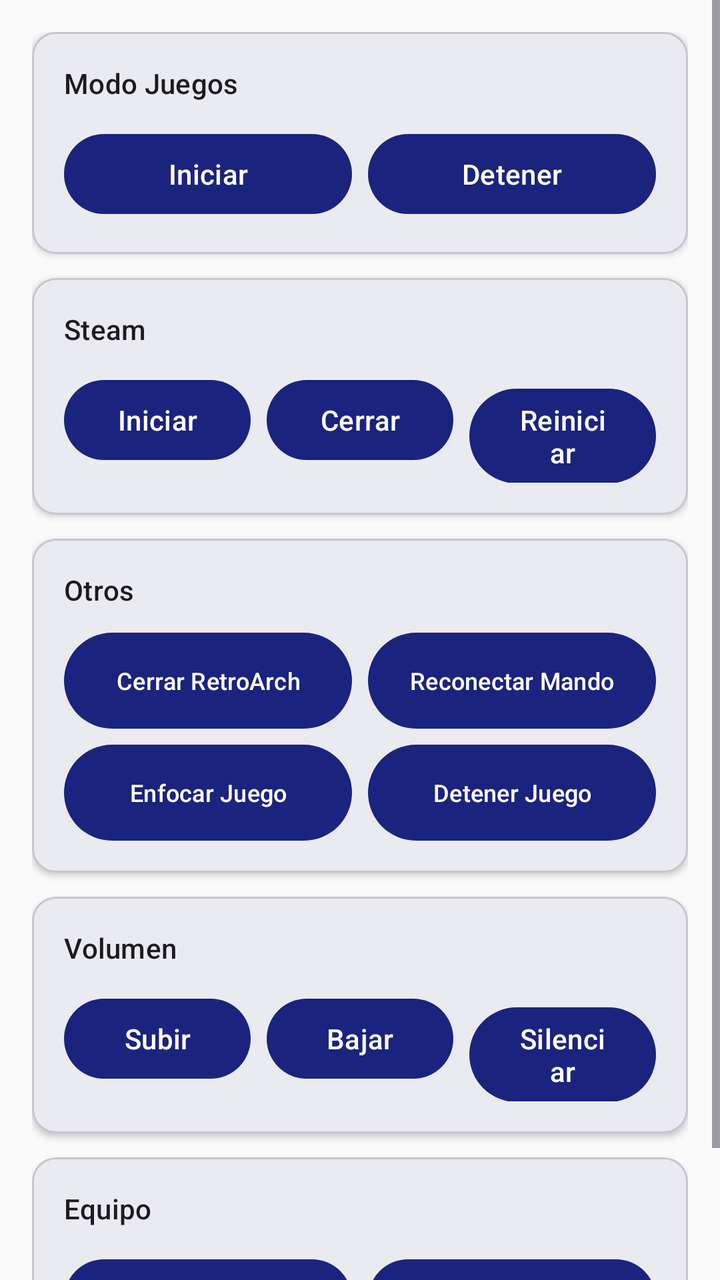
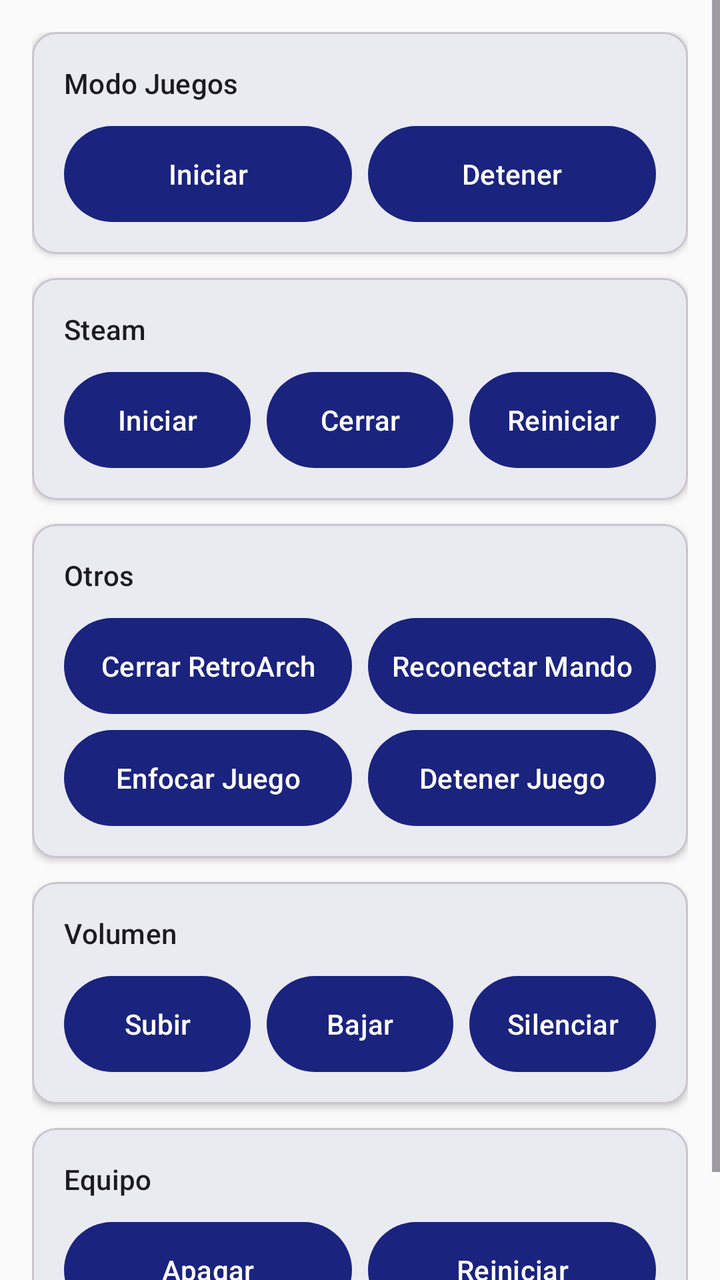

An Android layout rendered at two revisions. The XML below is the earlier revision; the diff shows what the commit changed to produce the second picture.
<!-- AndroidManifest.xml: application theme Theme.GameController -->
<!-- res/layout/fragment_home.xml -->
<?xml version="1.0" encoding="utf-8"?>
<ScrollView
    xmlns:android="http://schemas.android.com/apk/res/android"
    xmlns:app="http://schemas.android.com/apk/res-auto"
    android:layout_width="match_parent"
    android:layout_height="match_parent">

    <LinearLayout
        android:layout_width="match_parent"
        android:layout_height="wrap_content"
        android:orientation="vertical"
        android:padding="16dp">

        
        <com.google.android.material.card.MaterialCardView
            android:layout_width="match_parent"
            android:layout_height="wrap_content"
            android:layout_marginBottom="12dp"
            app:cardCornerRadius="12dp"
            app:cardElevation="2dp">

            <LinearLayout
                android:layout_width="match_parent"
                android:layout_height="wrap_content"
                android:orientation="vertical"
                android:padding="16dp">

                <TextView
                    android:layout_width="wrap_content"
                    android:layout_height="wrap_content"
                    android:layout_marginBottom="12dp"
                    android:text="@string/grupo_juegos"
                    android:textAppearance="?attr/textAppearanceLabelLarge" />

                <LinearLayout
                    android:layout_width="match_parent"
                    android:layout_height="wrap_content"
                    android:orientation="horizontal">

                    <com.google.android.material.button.MaterialButton
                        android:id="@+id/btn_iniciar_modo_juegos"
                        android:layout_width="0dp"
                        android:layout_height="wrap_content"
                        android:layout_marginEnd="4dp"
                        android:layout_weight="1"
                        android:text="@string/accion_iniciar_modo_juegos" />

                    <com.google.android.material.button.MaterialButton
                        android:id="@+id/btn_detener_modo_juegos"
                        android:layout_width="0dp"
                        android:layout_height="wrap_content"
                        android:layout_marginStart="4dp"
                        android:layout_weight="1"
                        android:text="@string/accion_detener_modo_juegos" />

                </LinearLayout>
            </LinearLayout>
        </com.google.android.material.card.MaterialCardView>

        
        <com.google.android.material.card.MaterialCardView
            android:layout_width="match_parent"
            android:layout_height="wrap_content"
            android:layout_marginBottom="12dp"
            app:cardCornerRadius="12dp"
            app:cardElevation="2dp">

            <LinearLayout
                android:layout_width="match_parent"
                android:layout_height="wrap_content"
                android:orientation="vertical"
                android:padding="16dp">

                <TextView
                    android:layout_width="wrap_content"
                    android:layout_height="wrap_content"
                    android:layout_marginBottom="12dp"
                    android:text="@string/grupo_steam"
                    android:textAppearance="?attr/textAppearanceLabelLarge" />

                <LinearLayout
                    android:layout_width="match_parent"
                    android:layout_height="wrap_content"
                    android:orientation="horizontal">

                    <com.google.android.material.button.MaterialButton
                        android:id="@+id/btn_iniciar_steam"
                        android:layout_width="0dp"
                        android:layout_height="wrap_content"
                        android:layout_marginEnd="4dp"
                        android:layout_weight="1"
                        android:text="@string/accion_iniciar_steam" />

                    <com.google.android.material.button.MaterialButton
                        android:id="@+id/btn_cerrar_steam"
                        android:layout_width="0dp"
                        android:layout_height="wrap_content"
                        android:layout_marginStart="4dp"
                        android:layout_marginEnd="4dp"
                        android:layout_weight="1"
                        android:text="@string/accion_cerrar_steam" />

                    <com.google.android.material.button.MaterialButton
                        android:id="@+id/btn_reiniciar_steam"
                        android:layout_width="0dp"
                        android:layout_height="wrap_content"
                        android:layout_marginStart="4dp"
                        android:layout_weight="1"
                        android:text="@string/accion_reiniciar_steam" />

                </LinearLayout>
            </LinearLayout>
        </com.google.android.material.card.MaterialCardView>

        
        <com.google.android.material.card.MaterialCardView
            android:layout_width="match_parent"
            android:layout_height="wrap_content"
            android:layout_marginBottom="12dp"
            app:cardCornerRadius="12dp"
            app:cardElevation="2dp">

            <LinearLayout
                android:layout_width="match_parent"
                android:layout_height="wrap_content"
                android:orientation="vertical"
                android:padding="16dp">

                <TextView
                    android:layout_width="wrap_content"
                    android:layout_height="wrap_content"
                    android:layout_marginBottom="12dp"
                    android:text="@string/grupo_otros"
                    android:textAppearance="?attr/textAppearanceLabelLarge" />

                <GridLayout
                    android:layout_width="match_parent"
                    android:layout_height="wrap_content"
                    android:columnCount="2">

                    <com.google.android.material.button.MaterialButton
                        android:id="@+id/btn_cerrar_retroarch"
                        android:layout_width="0dp"
                        android:layout_height="48dp"
                        android:layout_columnWeight="1"
                        android:layout_gravity="fill_horizontal"
                        android:layout_marginEnd="4dp"
                        android:layout_marginBottom="8dp"
                        android:insetTop="0dp"
                        android:insetBottom="0dp"
                        android:paddingStart="4dp"
                        android:paddingEnd="4dp"
                        android:maxLines="1"
                        android:ellipsize="end"
                        android:textSize="12sp"
                        android:text="@string/accion_cerrar_retroarch" />

                    <com.google.android.material.button.MaterialButton
                        android:id="@+id/btn_reconectar_mando"
                        android:layout_width="0dp"
                        android:layout_height="48dp"
                        android:layout_columnWeight="1"
                        android:layout_gravity="fill_horizontal"
                        android:layout_marginStart="4dp"
                        android:layout_marginBottom="8dp"
                        android:insetTop="0dp"
                        android:insetBottom="0dp"
                        android:paddingStart="4dp"
                        android:paddingEnd="4dp"
                        android:maxLines="1"
                        android:ellipsize="end"
                        android:textSize="12sp"
                        android:text="@string/accion_reconectar_mando" />

                    <com.google.android.material.button.MaterialButton
                        android:id="@+id/btn_enfocar_juego"
                        android:layout_width="0dp"
                        android:layout_height="48dp"
                        android:layout_columnWeight="1"
                        android:layout_gravity="fill_horizontal"
                        android:layout_marginEnd="4dp"
                        android:insetTop="0dp"
                        android:insetBottom="0dp"
                        android:paddingStart="4dp"
                        android:paddingEnd="4dp"
                        android:maxLines="1"
                        android:ellipsize="end"
                        android:textSize="12sp"
                        android:text="@string/accion_enfocar_juego" />

                    <com.google.android.material.button.MaterialButton
                        android:id="@+id/btn_detener_juego"
                        android:layout_width="0dp"
                        android:layout_height="48dp"
                        android:layout_columnWeight="1"
                        android:layout_gravity="fill_horizontal"
                        android:layout_marginStart="4dp"
                        android:insetTop="0dp"
                        android:insetBottom="0dp"
                        android:paddingStart="4dp"
                        android:paddingEnd="4dp"
                        android:maxLines="1"
                        android:ellipsize="end"
                        android:textSize="12sp"
                        android:text="@string/accion_detener_juego" />

                </GridLayout>
            </LinearLayout>
        </com.google.android.material.card.MaterialCardView>

        
        <com.google.android.material.card.MaterialCardView
            android:layout_width="match_parent"
            android:layout_height="wrap_content"
            android:layout_marginBottom="12dp"
            app:cardCornerRadius="12dp"
            app:cardElevation="2dp">

            <LinearLayout
                android:layout_width="match_parent"
                android:layout_height="wrap_content"
                android:orientation="vertical"
                android:padding="16dp">

                <TextView
                    android:layout_width="wrap_content"
                    android:layout_height="wrap_content"
                    android:layout_marginBottom="12dp"
                    android:text="@string/grupo_volumen"
                    android:textAppearance="?attr/textAppearanceLabelLarge" />

                <LinearLayout
                    android:layout_width="match_parent"
                    android:layout_height="wrap_content"
                    android:orientation="horizontal">

                    <com.google.android.material.button.MaterialButton
                        android:id="@+id/btn_subir_volumen"
                        android:layout_width="0dp"
                        android:layout_height="wrap_content"
                        android:layout_marginEnd="4dp"
                        android:layout_weight="1"
                        android:text="@string/accion_subir_volumen" />

                    <com.google.android.material.button.MaterialButton
                        android:id="@+id/btn_bajar_volumen"
                        android:layout_width="0dp"
                        android:layout_height="wrap_content"
                        android:layout_marginStart="4dp"
                        android:layout_marginEnd="4dp"
                        android:layout_weight="1"
                        android:text="@string/accion_bajar_volumen" />

                    <com.google.android.material.button.MaterialButton
                        android:id="@+id/btn_silenciar"
                        android:layout_width="0dp"
                        android:layout_height="wrap_content"
                        android:layout_marginStart="4dp"
                        android:layout_weight="1"
                        android:text="@string/accion_silenciar" />

                </LinearLayout>
            </LinearLayout>
        </com.google.android.material.card.MaterialCardView>

        
        <com.google.android.material.card.MaterialCardView
            android:layout_width="match_parent"
            android:layout_height="wrap_content"
            android:layout_marginBottom="8dp"
            app:cardCornerRadius="12dp"
            app:cardElevation="2dp">

            <LinearLayout
                android:layout_width="match_parent"
                android:layout_height="wrap_content"
                android:orientation="vertical"
                android:padding="16dp">

                <TextView
                    android:layout_width="wrap_content"
                    android:layout_height="wrap_content"
                    android:layout_marginBottom="12dp"
                    android:text="@string/grupo_equipo"
                    android:textAppearance="?attr/textAppearanceLabelLarge" />

                <LinearLayout
                    android:layout_width="match_parent"
                    android:layout_height="wrap_content"
                    android:orientation="horizontal">

                    <com.google.android.material.button.MaterialButton
                        android:id="@+id/btn_apagar"
                        android:layout_width="0dp"
                        android:layout_height="wrap_content"
                        android:layout_marginEnd="4dp"
                        android:layout_weight="1"
                        android:text="@string/accion_apagar" />

                    <com.google.android.material.button.MaterialButton
                        android:id="@+id/btn_reiniciar_equipo"
                        android:layout_width="0dp"
                        android:layout_height="wrap_content"
                        android:layout_marginStart="4dp"
                        android:layout_weight="1"
                        android:text="@string/accion_reiniciar_equipo" />

                </LinearLayout>
            </LinearLayout>
        </com.google.android.material.card.MaterialCardView>

    </LinearLayout>
</ScrollView>
<!-- resources referenced by this layout -->
<resources>
  <string name="accion_apagar">Apagar</string>
  <string name="accion_bajar_volumen">Bajar</string>
  <string name="accion_cerrar_retroarch">Cerrar RetroArch</string>
  <string name="accion_cerrar_steam">Cerrar</string>
  <string name="accion_detener_juego">Detener Juego</string>
  <string name="accion_detener_modo_juegos">Detener</string>
  <string name="accion_enfocar_juego">Enfocar Juego</string>
  <string name="accion_iniciar_modo_juegos">Iniciar</string>
  <string name="accion_iniciar_steam">Iniciar</string>
  <string name="accion_reconectar_mando">Reconectar Mando</string>
  <string name="accion_reiniciar_equipo">Reiniciar</string>
  <string name="accion_reiniciar_steam">Reiniciar</string>
  <string name="accion_silenciar">Silenciar</string>
  <string name="accion_subir_volumen">Subir</string>
  <string name="grupo_equipo">Equipo</string>
  <string name="grupo_juegos">Modo Juegos</string>
  <string name="grupo_otros">Otros</string>
  <string name="grupo_steam">Steam</string>
  <string name="grupo_volumen">Volumen</string>
  <style name="Theme.GameController" parent="Theme.Material3.DayNight.NoActionBar">
          <item name="colorPrimary">@color/md_theme_primary</item>
          <item name="colorOnPrimary">@color/md_theme_on_primary</item>
          <item name="colorPrimaryContainer">@color/md_theme_primary_container</item>
          <item name="colorOnPrimaryContainer">@color/md_theme_on_primary_container</item>
          <item name="colorSecondary">@color/md_theme_secondary</item>
          <item name="colorOnSecondary">@color/md_theme_on_secondary</item>
          <item name="colorError">@color/md_theme_error</item>
          <item name="android:colorBackground">@color/md_theme_background</item>
          <item name="colorSurface">@color/md_theme_surface</item>
      </style>
  <color name="md_theme_primary">#1A237E</color>
  <color name="md_theme_on_primary">#FFFFFF</color>
  <color name="md_theme_primary_container">#C5CAE9</color>
  <color name="md_theme_on_primary_container">#1A237E</color>
  <color name="md_theme_secondary">#283593</color>
  <color name="md_theme_on_secondary">#FFFFFF</color>
  <color name="md_theme_error">#BA1A1A</color>
  <color name="md_theme_background">#FAFAFA</color>
  <color name="md_theme_surface">#FAFAFA</color>
</resources>

<!-- the commit's change to res/layout/fragment_home.xml (unified diff, before → after) -->
@@ -40,18 +40,18 @@
                     <com.google.android.material.button.MaterialButton
                         android:id="@+id/btn_iniciar_modo_juegos"
                         android:layout_width="0dp"
-                        android:layout_height="wrap_content"
-                        android:layout_marginEnd="4dp"
-                        android:layout_weight="1"
-                        android:text="@string/accion_iniciar_modo_juegos" />
+                        android:layout_marginEnd="4dp"
+                        android:layout_weight="1"
+                        android:text="@string/accion_iniciar_modo_juegos"
+                        style="@style/Widget.GameController.BotonAccion" />
 
                     <com.google.android.material.button.MaterialButton
                         android:id="@+id/btn_detener_modo_juegos"
                         android:layout_width="0dp"
-                        android:layout_height="wrap_content"
-                        android:layout_marginStart="4dp"
-                        android:layout_weight="1"
-                        android:text="@string/accion_detener_modo_juegos" />
+                        android:layout_marginStart="4dp"
+                        android:layout_weight="1"
+                        android:text="@string/accion_detener_modo_juegos"
+                        style="@style/Widget.GameController.BotonAccion" />
 
                 </LinearLayout>
             </LinearLayout>
@@ -86,27 +86,27 @@
                     <com.google.android.material.button.MaterialButton
                         android:id="@+id/btn_iniciar_steam"
                         android:layout_width="0dp"
-                        android:layout_height="wrap_content"
-                        android:layout_marginEnd="4dp"
-                        android:layout_weight="1"
-                        android:text="@string/accion_iniciar_steam" />
+                        android:layout_marginEnd="4dp"
+                        android:layout_weight="1"
+                        android:text="@string/accion_iniciar_steam"
+                        style="@style/Widget.GameController.BotonAccion" />
 
                     <com.google.android.material.button.MaterialButton
                         android:id="@+id/btn_cerrar_steam"
                         android:layout_width="0dp"
-                        android:layout_height="wrap_content"
-                        android:layout_marginStart="4dp"
-                        android:layout_marginEnd="4dp"
-                        android:layout_weight="1"
-                        android:text="@string/accion_cerrar_steam" />
+                        android:layout_marginStart="4dp"
+                        android:layout_marginEnd="4dp"
+                        android:layout_weight="1"
+                        android:text="@string/accion_cerrar_steam"
+                        style="@style/Widget.GameController.BotonAccion" />
 
                     <com.google.android.material.button.MaterialButton
                         android:id="@+id/btn_reiniciar_steam"
                         android:layout_width="0dp"
-                        android:layout_height="wrap_content"
-                        android:layout_marginStart="4dp"
-                        android:layout_weight="1"
-                        android:text="@string/accion_reiniciar_steam" />
+                        android:layout_marginStart="4dp"
+                        android:layout_weight="1"
+                        android:text="@string/accion_reiniciar_steam"
+                        style="@style/Widget.GameController.BotonAccion" />
 
                 </LinearLayout>
             </LinearLayout>
@@ -141,68 +141,40 @@
                     <com.google.android.material.button.MaterialButton
                         android:id="@+id/btn_cerrar_retroarch"
                         android:layout_width="0dp"
-                        android:layout_height="48dp"
                         android:layout_columnWeight="1"
                         android:layout_gravity="fill_horizontal"
                         android:layout_marginEnd="4dp"
                         android:layout_marginBottom="8dp"
-                        android:insetTop="0dp"
-                        android:insetBottom="0dp"
-                        android:paddingStart="4dp"
-                        android:paddingEnd="4dp"
-                        android:maxLines="1"
-                        android:ellipsize="end"
-                        android:textSize="12sp"
-                        android:text="@string/accion_cerrar_retroarch" />
+                        android:text="@string/accion_cerrar_retroarch"
+                        style="@style/Widget.GameController.BotonAccion" />
 
                     <com.google.android.material.button.MaterialButton
                         android:id="@+id/btn_reconectar_mando"
                         android:layout_width="0dp"
-                        android:layout_height="48dp"
                         android:layout_columnWeight="1"
                         android:layout_gravity="fill_horizontal"
                         android:layout_marginStart="4dp"
                         android:layout_marginBottom="8dp"
-                        android:insetTop="0dp"
-                        android:insetBottom="0dp"
-                        android:paddingStart="4dp"
-                        android:paddingEnd="4dp"
-                        android:maxLines="1"
-                        android:ellipsize="end"
-                        android:textSize="12sp"
-                        android:text="@string/accion_reconectar_mando" />
+                        android:text="@string/accion_reconectar_mando"
+                        style="@style/Widget.GameController.BotonAccion" />
 
                     <com.google.android.material.button.MaterialButton
                         android:id="@+id/btn_enfocar_juego"
                         android:layout_width="0dp"
-                        android:layout_height="48dp"
-                        android:layout_columnWeight="1"
-                        android:layout_gravity="fill_horizontal"
-                        android:layout_marginEnd="4dp"
-                        android:insetTop="0dp"
-                        android:insetBottom="0dp"
-                        android:paddingStart="4dp"
-                        android:paddingEnd="4dp"
-                        android:maxLines="1"
-                        android:ellipsize="end"
-                        android:textSize="12sp"
-                        android:text="@string/accion_enfocar_juego" />
+                        android:layout_columnWeight="1"
+                        android:layout_gravity="fill_horizontal"
+                        android:layout_marginEnd="4dp"
+                        android:text="@string/accion_enfocar_juego"
+                        style="@style/Widget.GameController.BotonAccion" />
 
                     <com.google.android.material.button.MaterialButton
                         android:id="@+id/btn_detener_juego"
                         android:layout_width="0dp"
-                        android:layout_height="48dp"
-                        android:layout_columnWeight="1"
-                        android:layout_gravity="fill_horizontal"
-                        android:layout_marginStart="4dp"
-                        android:insetTop="0dp"
-                        android:insetBottom="0dp"
-                        android:paddingStart="4dp"
-                        android:paddingEnd="4dp"
-                        android:maxLines="1"
-                        android:ellipsize="end"
-                        android:textSize="12sp"
-                        android:text="@string/accion_detener_juego" />
+                        android:layout_columnWeight="1"
+                        android:layout_gravity="fill_horizontal"
+                        android:layout_marginStart="4dp"
+                        android:text="@string/accion_detener_juego"
+                        style="@style/Widget.GameController.BotonAccion" />
 
                 </GridLayout>
             </LinearLayout>
@@ -237,27 +209,27 @@
                     <com.google.android.material.button.MaterialButton
                         android:id="@+id/btn_subir_volumen"
                         android:layout_width="0dp"
-                        android:layout_height="wrap_content"
-                        android:layout_marginEnd="4dp"
-                        android:layout_weight="1"
-                        android:text="@string/accion_subir_volumen" />
+                        android:layout_marginEnd="4dp"
+                        android:layout_weight="1"
+                        android:text="@string/accion_subir_volumen"
+                        style="@style/Widget.GameController.BotonAccion" />
 
                     <com.google.android.material.button.MaterialButton
                         android:id="@+id/btn_bajar_volumen"
                         android:layout_width="0dp"
-                        android:layout_height="wrap_content"
-                        android:layout_marginStart="4dp"
-                        android:layout_marginEnd="4dp"
-                        android:layout_weight="1"
-                        android:text="@string/accion_bajar_volumen" />
+                        android:layout_marginStart="4dp"
+                        android:layout_marginEnd="4dp"
+                        android:layout_weight="1"
+                        android:text="@string/accion_bajar_volumen"
+                        style="@style/Widget.GameController.BotonAccion" />
 
                     <com.google.android.material.button.MaterialButton
                         android:id="@+id/btn_silenciar"
                         android:layout_width="0dp"
-                        android:layout_height="wrap_content"
-                        android:layout_marginStart="4dp"
-                        android:layout_weight="1"
-                        android:text="@string/accion_silenciar" />
+                        android:layout_marginStart="4dp"
+                        android:layout_weight="1"
+                        android:text="@string/accion_silenciar"
+                        style="@style/Widget.GameController.BotonAccion" />
 
                 </LinearLayout>
             </LinearLayout>
@@ -292,18 +264,18 @@
                     <com.google.android.material.button.MaterialButton
                         android:id="@+id/btn_apagar"
                         android:layout_width="0dp"
-                        android:layout_height="wrap_content"
-                        android:layout_marginEnd="4dp"
-                        android:layout_weight="1"
-                        android:text="@string/accion_apagar" />
+                        android:layout_marginEnd="4dp"
+                        android:layout_weight="1"
+                        android:text="@string/accion_apagar"
+                        style="@style/Widget.GameController.BotonAccion" />
 
                     <com.google.android.material.button.MaterialButton
                         android:id="@+id/btn_reiniciar_equipo"
                         android:layout_width="0dp"
-                        android:layout_height="wrap_content"
-                        android:layout_marginStart="4dp"
-                        android:layout_weight="1"
-                        android:text="@string/accion_reiniciar_equipo" />
+                        android:layout_marginStart="4dp"
+                        android:layout_weight="1"
+                        android:text="@string/accion_reiniciar_equipo"
+                        style="@style/Widget.GameController.BotonAccion" />
 
                 </LinearLayout>
             </LinearLayout>
<!-- resource entries referenced after the edit -->
@@ -19,6 +19,19 @@
   <string name="grupo_otros">Otros</string>
   <string name="grupo_steam">Steam</string>
   <string name="grupo_volumen">Volumen</string>
+  <style name="Widget.GameController.BotonAccion" parent="Widget.Material3.Button">
+          <item name="android:layout_height">48dp</item>
+          <item name="android:insetTop">0dp</item>
+          <item name="android:insetBottom">0dp</item>
+          <item name="android:paddingStart">4dp</item>
+          <item name="android:paddingEnd">4dp</item>
+          <item name="android:maxLines">1</item>
+          <item name="android:ellipsize">end</item>
+          <item name="autoSizeTextType">uniform</item>
+          <item name="autoSizeMinTextSize">10sp</item>
+          <item name="autoSizeMaxTextSize">14sp</item>
+          <item name="autoSizeStepGranularity">1sp</item>
+      </style>
   <style name="Theme.GameController" parent="Theme.Material3.DayNight.NoActionBar">
           <item name="colorPrimary">@color/md_theme_primary</item>
           <item name="colorOnPrimary">@color/md_theme_on_primary</item>
@@ -29,6 +42,11 @@
           <item name="colorError">@color/md_theme_error</item>
           <item name="android:colorBackground">@color/md_theme_background</item>
           <item name="colorSurface">@color/md_theme_surface</item>
+  
+          
+          <item name="android:statusBarColor">@android:color/transparent</item>
+          <item name="android:navigationBarColor">@android:color/transparent</item>
+          <item name="android:windowLightStatusBar">true</item>
       </style>
   <color name="md_theme_primary">#1A237E</color>
   <color name="md_theme_on_primary">#FFFFFF</color>
